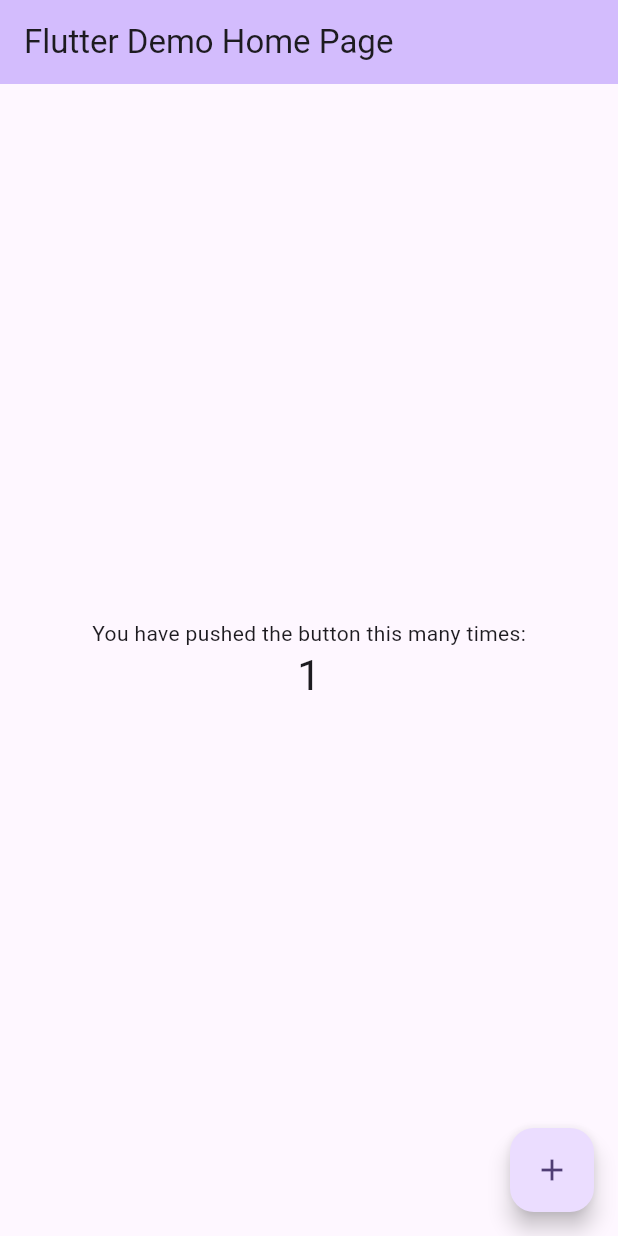
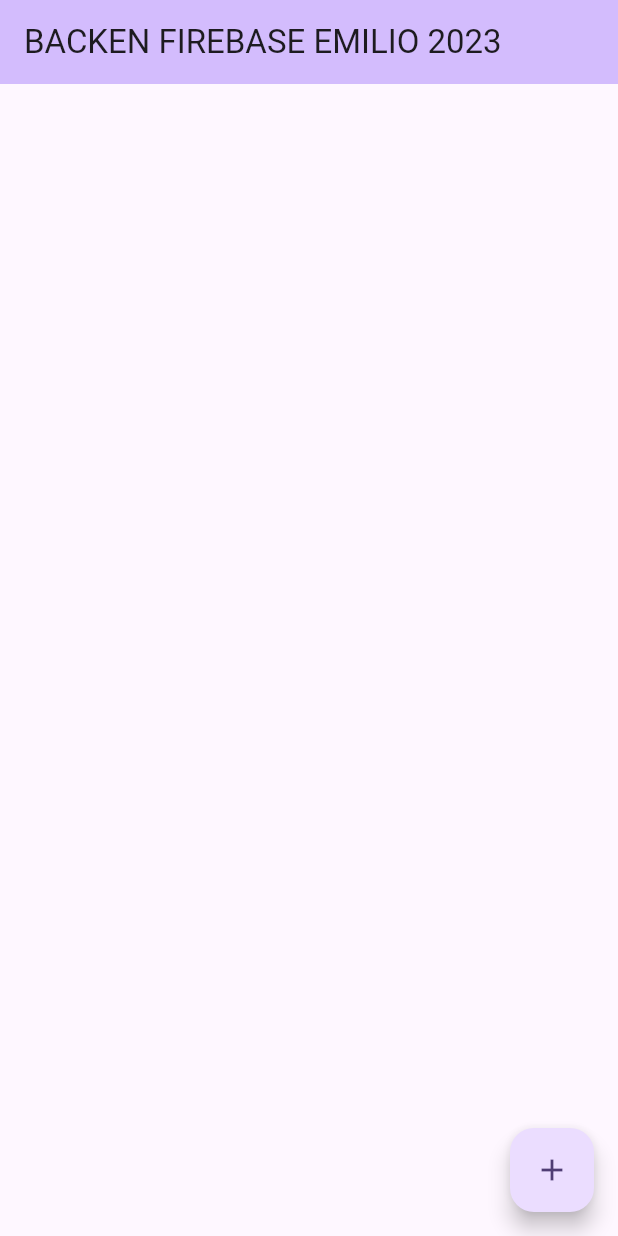
Before and after one commit to MariaBernal23/proyecto, a Flutter app: the MyHomePage screen opened directly, after a tap on the "add" icon, on a phone screen of 412 x 824 dp. Run offline on Flutter 3.47's test engine with Material 2 defaults, Android fonts, the phone set to English and light mode, and no system bars; our stand-ins replace cloud_firestore, firebase_auth, firebase_core; accounts and stored records are empty.

Commit message:
conexion de la base datos

```diff
--- a/lib/main.dart
+++ b/lib/main.dart
@@ -1,125 +1,28 @@
+import 'package:firebase_core/firebase_core.dart';
 import 'package:flutter/material.dart';
+import 'package:proyecto/pages/home.dart';
 
 void main() {
+  WidgetsFlutterBinding.ensureInitialized();
+  Firebase.initializeApp().then((_){
   runApp(const MyApp());
+});
 }
 
 class MyApp extends StatelessWidget {
   const MyApp({super.key});
 
-  // This widget is the root of your application.
+
   @override
   Widget build(BuildContext context) {
     return MaterialApp(
       title: 'Flutter Demo',
       theme: ThemeData(
-        // This is the theme of your application.
-        //
-        // TRY THIS: Try running your application with "flutter run". You'll see
-        // the application has a blue toolbar. Then, without quitting the app,
-        // try changing the seedColor in the colorScheme below to Colors.green
-        // and then invoke "hot reload" (save your changes or press the "hot
-        // reload" button in a Flutter-supported IDE, or press "r" if you used
-        // the command line to start the app).
-        //
-        // Notice that the counter didn't reset back to zero; the application
-        // state is not lost during the reload. To reset the state, use hot
-        // restart instead.
-        //
-        // This works for code too, not just values: Most code changes can be
-        // tested with just a hot reload.
+
         colorScheme: ColorScheme.fromSeed(seedColor: Colors.deepPurple),
         useMaterial3: true,
       ),
-      home: const MyHomePage(title: 'Flutter Demo Home Page'),
+      home: const MyHomePage(title: 'BACKEN FIREBASE EMILIO 2023'),
     );
   }
 }
-
-class MyHomePage extends StatefulWidget {
-  const MyHomePage({super.key, required this.title});
-
-  // This widget is the home page of your application. It is stateful, meaning
-  // that it has a State object (defined below) that contains fields that affect
-  // how it looks.
-
-  // This class is the configuration for the state. It holds the values (in this
-  // case the title) provided by the parent (in this case the App widget) and
-  // used by the build method of the State. Fields in a Widget subclass are
-  // always marked "final".
-
-  final String title;
-
-  @override
-  State<MyHomePage> createState() => _MyHomePageState();
-}
-
-class _MyHomePageState extends State<MyHomePage> {
-  int _counter = 0;
-
-  void _incrementCounter() {
-    setState(() {
-      // This call to setState tells the Flutter framework that something has
-      // changed in this State, which causes it to rerun the build method below
-      // so that the display can reflect the updated values. If we changed
-      // _counter without calling setState(), then the build method would not be
-      // called again, and so nothing would appear to happen.
-      _counter++;
-    });
-  }
-
-  @override
-  Widget build(BuildContext context) {
-    // This method is rerun every time setState is called, for instance as done
-    // by the _incrementCounter method above.
-    //
-    // The Flutter framework has been optimized to make rerunning build methods
-    // fast, so that you can just rebuild anything that needs updating rather
-    // than having to individually change instances of widgets.
-    return Scaffold(
-      appBar: AppBar(
-        // TRY THIS: Try changing the color here to a specific color (to
-        // Colors.amber, perhaps?) and trigger a hot reload to see the AppBar
-        // change color while the other colors stay the same.
-        backgroundColor: Theme.of(context).colorScheme.inversePrimary,
-        // Here we take the value from the MyHomePage object that was created by
-        // the App.build method, and use it to set our appbar title.
-        title: Text(widget.title),
-      ),
-      body: Center(
-        // Center is a layout widget. It takes a single child and positions it
-        // in the middle of the parent.
-        child: Column(
-          // Column is also a layout widget. It takes a list of children and
-          // arranges them vertically. By default, it sizes itself to fit its
-          // children horizontally, and tries to be as tall as its parent.
-          //
-          // Column has various properties to control how it sizes itself and
-          // how it positions its children. Here we use mainAxisAlignment to
-          // center the children vertically; the main axis here is the vertical
-          // axis because Columns are vertical (the cross axis would be
-          // horizontal).
-          //
-          // TRY THIS: Invoke "debug painting" (choose the "Toggle Debug Paint"
-          // action in the IDE, or press "p" in the console), to see the
-          // wireframe for each widget.
-          mainAxisAlignment: MainAxisAlignment.center,
-          children: <Widget>[
-            const Text(
-              'You have pushed the button this many times:',
-            ),
-            Text(
-              '$_counter',
-              style: Theme.of(context).textTheme.headlineMedium,
-            ),
-          ],
-        ),
-      ),
-      floatingActionButton: FloatingActionButton(
-        onPressed: _incrementCounter,
-        tooltip: 'Increment',
-        child: const Icon(Icons.add),
-      ), // This trailing comma makes auto-formatting nicer for build methods.
-    );
-  }
-}
--- a/lib/pages/home.dart
+++ b/lib/pages/home.dart
@@ -1,103 +1,89 @@
-import 'package:proyecto/pages/Consultar.dart';
-import 'package:proyecto/pages/Registrar.dart';
-import 'package:firebase_auth/firebase_auth.dart';
+import 'package:cloud_firestore/cloud_firestore.dart';
 import 'package:flutter/material.dart';
 
-class home extends StatefulWidget {
+
+
+class MyHomePage extends StatefulWidget {
+  const MyHomePage({super.key, required this.title});
+
+
+
+
+  final String title;
+
   @override
-  State<home> createState() => homeState();
+  State<MyHomePage> createState() => _MyHomePageState();
 }
 
-class homeState extends State<home> {
-  int ItemDrawer = 0;
+class _MyHomePageState extends State<MyHomePage> {
 
-  _getDrawerItem(int position) {
-    switch (position) {
-      case 0:
-        return Registro();
-      case 1:
-         return Consulta();
+void getEstudiantes()async{
+  CollectionReference collectionReference =
+  FirebaseFirestore.instance.collection("tbestudiantes");
+  QuerySnapshot mensaje = await collectionReference.get();
+  if(mensaje.docs.length !=0){
+    for (var doc in mensaje.docs){
+      print(doc.data());
     }
   }
+}
 
-  void _onSelectItemDrawer(int pos) {
-    Navigator.pop(context);
-    setState(() {
-      ItemDrawer = pos;
-    });
+Future<List> getMensajes () async {
+  List chats = [];
+  CollectionReference collectionReference =
+  FirebaseFirestore.instance.collection("tbestudiantes");
+  QuerySnapshot mensaje = await collectionReference.get();
+  if(mensaje.docs.length !=0){
+    for (var doc in mensaje.docs){
+      print((doc.data()));
+      chats.add(doc.data());
+    }
   }
+  return chats;
+}
 
   @override
   Widget build(BuildContext context) {
     return Scaffold(
       appBar: AppBar(
         backgroundColor: Theme.of(context).colorScheme.inversePrimary,
+        title: Text(widget.title),
       ),
-      drawer: Drawer(
-        child: ListView(
-          padding: EdgeInsets.zero,
-          children: <Widget>[
-            const DrawerHeader(
-              decoration: BoxDecoration(
-                color: Color.fromARGB(255, 0, 217, 255),
-              ),
-              child: Center(
-                child: Text(
-                  'MENÚ',
-                  style: TextStyle(
-                    color: Colors.white,
-                    fontSize: 24,
-                  ),
-                ),
-              ),
-            ),
-            Divider(color: Colors.black),
-            ListTile(
-                leading: Image.asset(
-                  'img/registrarse.png',
-                  width: 25,
-                  height: 25,
-                ),
-                title: Text('Registrar usuario'),
-                onTap: () {
-                  _onSelectItemDrawer(0);
-                }),
-            ListTile(
-                leading: Image.asset(
-                  'img/consultar.png',
-                  width: 25,
-                  height: 25,
-                ),
-                title: Text('Consultar usuario'),
-                onTap: () {
-                  _onSelectItemDrawer(1);
-                }),
-            Divider(color: Colors.black),
-            ElevatedButton(
-              onPressed: () {
-                FirebaseAuth.instance.signOut();
-                Navigator.pushNamed(context, "/login");
-              },
-              style: ElevatedButton.styleFrom(
-                primary: Colors.lightBlue, // Color de fondo del botón
-                onPrimary: Colors.white, // Color del texto del botón
-              ),
-              child: Row(
-                children: [
-                  Image.asset(
-                    'img/cerrar.png',
-                    width: 25,
-                    height: 25,
-                  ),
-                  SizedBox(width: 10), // Espacio entre la imagen y el texto
-                  Text('Cerrar sesión'),
-                ],
-              ),
-            )
-          ],
-        ),
+
+      body:FutureBuilder(
+        future: getMensajes(),
+        builder: ((context, snapshot){
+          if (snapshot.hasData){
+            return ListView.builder(
+              itemCount: snapshot.data?.length,
+              itemBuilder:((context,index){
+                return Text(snapshot.data?[index]["nombre"]+ "_" + snapshot.data?[index]["apellido"]);
+              }),
+            );
+          }else{
+            return const Center(
+              child: CircularProgressIndicator(),
+            );
+          }
+        }),
       ),
-      body: _getDrawerItem(ItemDrawer),
+      floatingActionButton: FloatingActionButton(
+        onPressed: getEstudiantes,
+        tooltip: 'Increment',
+        child:  const Icon(Icons.add),
+    ),
     );
   }
+  @override
+  void initState() {
+    // TODO: implement initState
+    super.initState();
+    getEstudiantes();
+  }
+  @override
+  void dispose() {
+    // TODO: implement dispose
+    super.dispose();
+
+  }
 }
```
Also changed, not shown: lib/firebase_options.dart (added), 4 other files.
